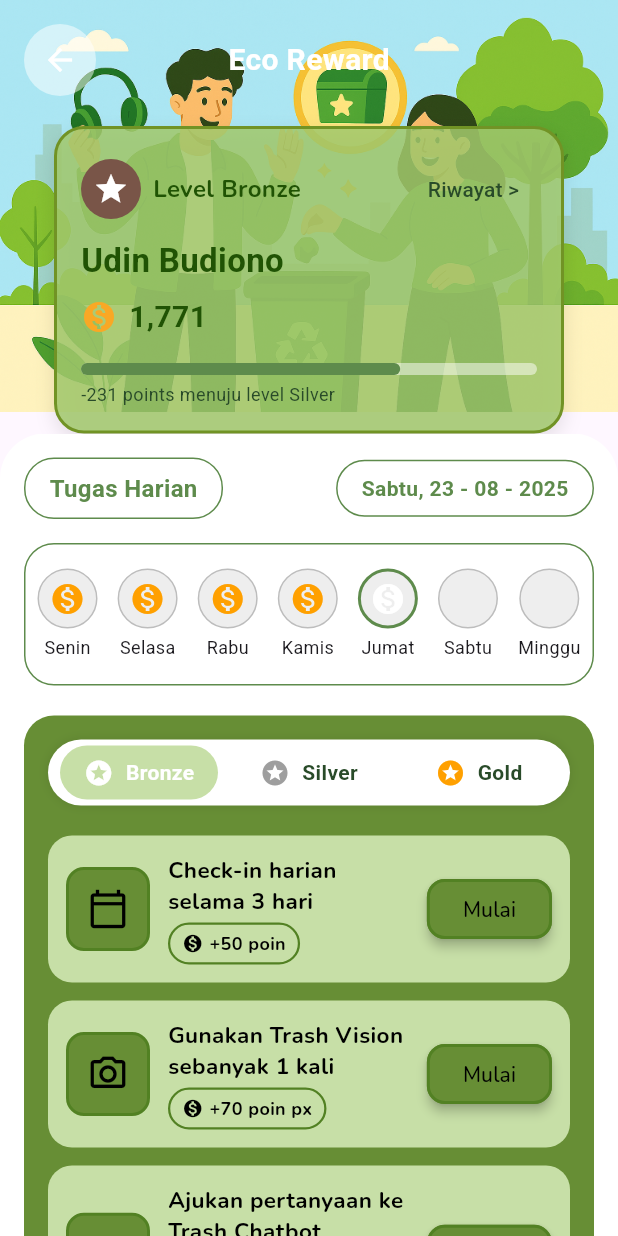
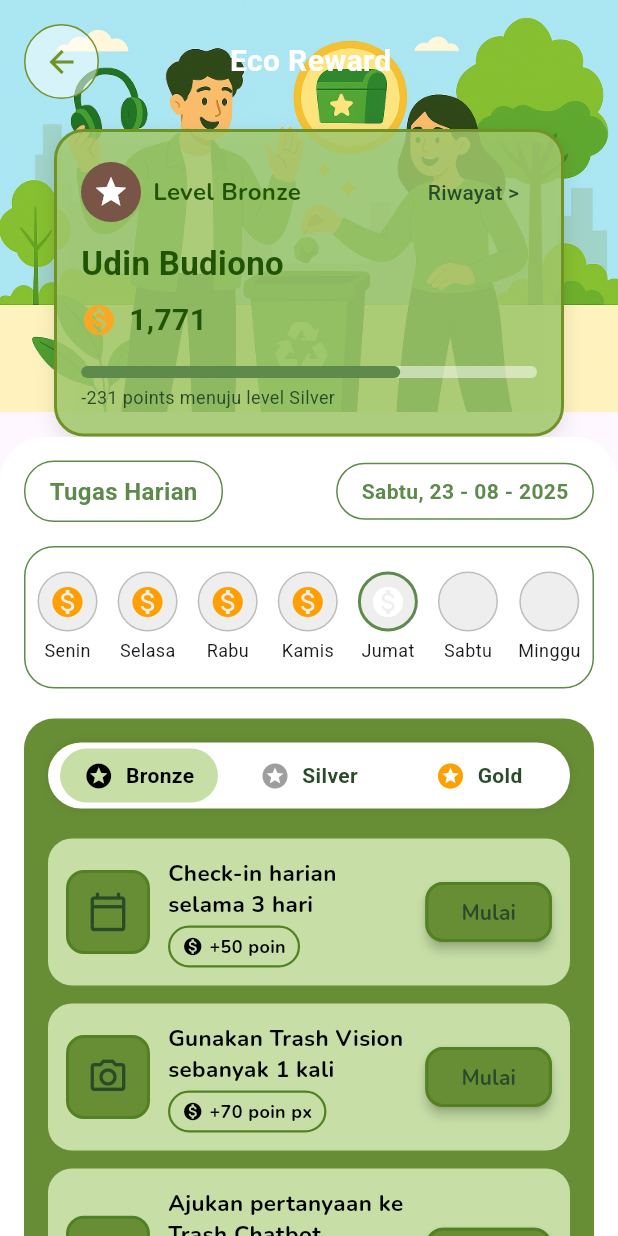
Before and after one commit to Monikahung/Trashvisor, a Flutter app: the EcoRewardPage screen opened directly, on a phone screen of 412 x 824 dp. Run offline on Flutter 3.47's test engine with Material 3 defaults, Android fonts, the phone set to English and light mode, and no system bars; our stand-ins replace camera, dio, flutter_dotenv, flutter_markdown, geolocator, google_maps_flutter and 3 more; missing offline and left inert: flutter_polyline_points; accounts and stored records are empty.

Commit message:
Update Color in Challenge

```diff
--- a/lib/pages/trashreward/trashreward_page_1.dart
+++ b/lib/pages/trashreward/trashreward_page_1.dart
@@ -72,9 +72,13 @@ class _EcoRewardPageState extends State<EcoRewardPage> {
           decoration: BoxDecoration(
             color: AppColors.rewardWhiteTransparent.withAlpha((255 * 0.5).round()),
             shape: BoxShape.circle,
+            border: Border.all(
+              color: AppColors.rewardCardBorder,
+              width: 1
+            )
           ),
           child: IconButton(
-            icon: const Icon(Icons.arrow_back, color: AppColors.white),
+            icon: const Icon(Icons.arrow_back, color: AppColors.rewardCardBorder),
             onPressed: () => Navigator.of(context).pop(),
           ),
         ),
@@ -402,14 +406,22 @@ class _EcoRewardPageState extends State<EcoRewardPage> {
                   children: [
                     Icon(
                       Icons.stars,
-                      color: isSelected ? AppColors.white : (level['iconColor'] as Color),
+                      color: isSelected && level['name'] == 'Bronze'
+                        ? AppColors.black
+                        : isSelected
+                            ? AppColors.white
+                            : (level['iconColor'] as Color),
                       size: 20,
                     ),
                     const SizedBox(width: 8),
                     Text(
                       level['name'] as String,
                       style: TextStyle(
-                        color: isSelected ? AppColors.white : AppColors.darkMossGreen,
+                        color: isSelected && level['name'] == 'Bronze'
+                        ? AppColors.black
+                        : isSelected
+                            ? AppColors.white
+                            : AppColors.darkMossGreen,
                         fontWeight: FontWeight.bold,
                       ),
                     ),
@@ -426,18 +438,19 @@ class _EcoRewardPageState extends State<EcoRewardPage> {
   // Daftar Misi untuk Level Bronze
   Widget _buildBronzeMissions() {
     return Column(
-      children: const [
+      children: [
         MissionCard(
           iconData: Icons.calendar_today_outlined,
           title: 'Check-in harian selama 3 hari',
           points: '+50 poin',
           cardColor: AppColors.lightSageGreen,
-          iconAndTextColor: AppColors.black,
+          iconAndTextColor: AppColors.darkMossGreen,
           buttonBgColor: AppColors.black,
           iconBgColor: AppColors.mossGreen,
           iconBorderColor: AppColors.fernGreen,
           pointsBorderColor: AppColors.fernGreen,
           pointsTextColor: AppColors.black,
+          titleColor: AppColors.black,
         ),
         SizedBox(height: 12),
         MissionCard(
@@ -445,12 +458,13 @@ class _EcoRewardPageState extends State<EcoRewardPage> {
           title: 'Gunakan Trash Vision sebanyak 1 kali',
           points: '+70 poin px',
           cardColor: AppColors.lightSageGreen,
-          iconAndTextColor: AppColors.black,
+          iconAndTextColor: AppColors.darkMossGreen,
           buttonBgColor: AppColors.black,
           iconBgColor: AppColors.mossGreen,
           iconBorderColor: AppColors.fernGreen,
           pointsBorderColor: AppColors.fernGreen,
           pointsTextColor: AppColors.black,
+          titleColor: AppColors.black,
         ),
         SizedBox(height: 12),
         MissionCard(
@@ -458,12 +472,13 @@ class _EcoRewardPageState extends State<EcoRewardPage> {
           title: 'Ajukan pertanyaan ke Trash Chatbot sebanyak 3 kali',
           points: '+60 poin',
           cardColor: AppColors.lightSageGreen,
-          iconAndTextColor: AppColors.black,
+          iconAndTextColor: AppColors.darkMossGreen,
           buttonBgColor: AppColors.black,
           iconBgColor: AppColors.mossGreen,
           iconBorderColor: AppColors.fernGreen,
           pointsBorderColor: AppColors.fernGreen,
           pointsTextColor: AppColors.black,
+          titleColor: AppColors.black,
         ),
         SizedBox(height: 12),
         MissionCard(
@@ -471,12 +486,13 @@ class _EcoRewardPageState extends State<EcoRewardPage> {
           title: 'Cek Trash Location sebanyak 3 kali',
           points: '+60 poin',
           cardColor: AppColors.lightSageGreen,
-          iconAndTextColor: AppColors.black,
+          iconAndTextColor: AppColors.darkMossGreen,
           buttonBgColor: AppColors.black,
           iconBgColor: AppColors.mossGreen,
           iconBorderColor: AppColors.fernGreen,
           pointsBorderColor: AppColors.fernGreen,
           pointsTextColor: AppColors.black,
+          titleColor: AppColors.black,
         ),
         SizedBox(height: 12),
         MissionCard(
@@ -484,12 +500,13 @@ class _EcoRewardPageState extends State<EcoRewardPage> {
           title: 'Gunakan Trash Capsule sebanyak 1 kali',
           points: '+60 poin',
           cardColor: AppColors.lightSageGreen,
-          iconAndTextColor: AppColors.black,
+          iconAndTextColor: AppColors.darkMossGreen,
           buttonBgColor: AppColors.black,
           iconBgColor: AppColors.mossGreen,
           iconBorderColor: AppColors.fernGreen,
           pointsBorderColor: AppColors.fernGreen,
           pointsTextColor: AppColors.black,
+          titleColor: AppColors.black,
         ),
         SizedBox(height: 12),
         MissionCard(
@@ -497,12 +514,13 @@ class _EcoRewardPageState extends State<EcoRewardPage> {
           title: 'Foto sampah organik',
           points: '+25 px',
           cardColor: AppColors.lightSageGreen,
-          iconAndTextColor: AppColors.black,
+          iconAndTextColor: AppColors.darkMossGreen,
           buttonBgColor: AppColors.black,
           iconBgColor: AppColors.mossGreen,
           iconBorderColor: AppColors.fernGreen,
           pointsBorderColor: AppColors.fernGreen,
           pointsTextColor: AppColors.black,
+          titleColor: AppColors.black,
         ),
       ],
     );
@@ -511,16 +529,18 @@ class _EcoRewardPageState extends State<EcoRewardPage> {
   // Daftar Misi untuk Level Silver
   Widget _buildSilverMissions() {
     return Column(
-      children: const [
+      children: [
         MissionCard(
           iconData: Icons.calendar_today_outlined,
           title: 'Check-in harian',
           points: '+50 poin',
           cardColor: AppColors.oliveGreen,
+          iconAndTextColor: AppColors.darkOliveGreen.withAlpha((255 * 0.75).round()),
           iconBgColor: AppColors.rewardCardBg,
-          iconBorderColor: AppColors.lightSageGreen,
+          iconBorderColor: AppColors.darkOliveGreen.withAlpha((255 * 0.75).round()),
           pointsBorderColor: AppColors.lightSageGreen,
-          pointsTextColor: AppColors.white,
+          pointsTextColor: AppColors.whiteSmoke,
+          titleColor: AppColors.whiteSmoke,
         ),
         SizedBox(height: 12),
         MissionCard(
@@ -528,10 +548,12 @@ class _EcoRewardPageState extends State<EcoRewardPage> {
           title: 'Gunakan Trash Vision sebanyak 3 kali',
           points: '+80 poin',
           cardColor: AppColors.oliveGreen,
+          iconAndTextColor: AppColors.darkOliveGreen.withAlpha((255 * 0.75).round()),
           iconBgColor: AppColors.rewardCardBg,
-          iconBorderColor: AppColors.lightSageGreen,
+          iconBorderColor: AppColors.darkOliveGreen.withAlpha((255 * 0.75).round()),
           pointsBorderColor: AppColors.lightSageGreen,
-          pointsTextColor: AppColors.white,
+          pointsTextColor: AppColors.whiteSmoke,
+          titleColor: AppColors.whiteSmoke,
         ),
         SizedBox(height: 12),
         MissionCard(
@@ -539,10 +561,12 @@ class _EcoRewardPageState extends State<EcoRewardPage> {
           title: 'Ajukan pertanyaan ke Trash Chatbot sebanyak 5 kali',
           points: '+70 poin',
           cardColor: AppColors.oliveGreen,
+          iconAndTextColor: AppColors.darkOliveGreen.withAlpha((255 * 0.75).round()),
           iconBgColor: AppColors.rewardCardBg,
-          iconBorderColor: AppColors.lightSageGreen,
+          iconBorderColor: AppColors.darkOliveGreen.withAlpha((255 * 0.75).round()),
           pointsBorderColor: AppColors.lightSageGreen,
-          pointsTextColor: AppColors.white,
+          pointsTextColor: AppColors.whiteSmoke,
+          titleColor: AppColors.whiteSmoke,
         ),
         SizedBox(height: 12),
         MissionCard(
@@ -550,10 +574,12 @@ class _EcoRewardPageState extends State<EcoRewardPage> {
           title: 'Cek Trash Location sebanyak 5 kali',
           points: '+70 poin',
           cardColor: AppColors.oliveGreen,
+          iconAndTextColor: AppColors.darkOliveGreen.withAlpha((255 * 0.75).round()),
           iconBgColor: AppColors.rewardCardBg,
-          iconBorderColor: AppColors.lightSageGreen,
+          iconBorderColor: AppColors.darkOliveGreen.withAlpha((255 * 0.75).round()),
           pointsBorderColor: AppColors.lightSageGreen,
-          pointsTextColor: AppColors.white,
+          pointsTextColor: AppColors.whiteSmoke,
+          titleColor: AppColors.whiteSmoke,
         ),
         SizedBox(height: 12),
         MissionCard(
@@ -561,10 +587,12 @@ class _EcoRewardPageState extends State<EcoRewardPage> {
           title: 'Gunakan Trash Capsule sebanyak 2 kali',
           points: '+70 point',
           cardColor: AppColors.oliveGreen,
+          iconAndTextColor: AppColors.darkOliveGreen.withAlpha((255 * 0.75).round()),
           iconBgColor: AppColors.rewardCardBg,
-          iconBorderColor: AppColors.lightSageGreen,
+          iconBorderColor: AppColors.darkOliveGreen.withAlpha((255 * 0.75).round()),
           pointsBorderColor: AppColors.lightSageGreen,
-          pointsTextColor: AppColors.white,
+          pointsTextColor: AppColors.whiteSmoke,
+          titleColor: AppColors.whiteSmoke,
         ),
         SizedBox(height: 12),
         MissionCard(
@@ -572,10 +600,12 @@ class _EcoRewardPageState extends State<EcoRewardPage> {
           title: 'Deteksi sampah organik dengan Trash Vision',
           points: '+60 poin',
           cardColor: AppColors.oliveGreen,
+          iconAndTextColor: AppColors.darkOliveGreen.withAlpha((255 * 0.75).round()),
           iconBgColor: AppColors.rewardCardBg,
-          iconBorderColor: AppColors.lightSageGreen,
+          iconBorderColor: AppColors.darkOliveGreen.withAlpha((255 * 0.75).round()),
           pointsBorderColor: AppColors.lightSageGreen,
-          pointsTextColor: AppColors.white,
+          pointsTextColor: AppColors.whiteSmoke,
+          titleColor: AppColors.whiteSmoke,
         ),
       ],
     );
@@ -584,16 +614,18 @@ class _EcoRewardPageState extends State<EcoRewardPage> {
   // Daftar Misi untuk Level Gold
   Widget _buildGoldMissions() {
     return Column(
-      children: const [
+      children: [
         MissionCard(
           iconData: Icons.calendar_today_outlined,
           title: 'Check-in harian',
           points: '+50 poin',
           cardColor: AppColors.mossGreen,
+          iconAndTextColor: AppColors.rewardCardIkonBorder,
           iconBgColor: AppColors.lightSageGreen,
           iconBorderColor: AppColors.rewardCardIkonBorder,
           pointsBorderColor: AppColors.lightSageGreen,
-          pointsTextColor: AppColors.white,
+          pointsTextColor: AppColors.whiteSmoke,
+          titleColor: AppColors.whiteSmoke,
         ),
         SizedBox(height: 12),
         MissionCard(
@@ -601,10 +633,12 @@ class _EcoRewardPageState extends State<EcoRewardPage> {
           title: 'Gunakan Trash Vision sebanyak 5 kali',
           points: '+80 poin',
           cardColor: AppColors.mossGreen,
+          iconAndTextColor: AppColors.rewardCardIkonBorder,
           iconBgColor: AppColors.lightSageGreen,
           iconBorderColor: AppColors.rewardCardIkonBorder,
           pointsBorderColor: AppColors.lightSageGreen,
-          pointsTextColor: AppColors.white,
+          pointsTextColor: AppColors.whiteSmoke,
+          titleColor: AppColors.whiteSmoke,
         ),
         SizedBox(height: 12),
         MissionCard(
@@ -612,10 +646,12 @@ class _EcoRewardPageState extends State<EcoRewardPage> {
           title: 'Ajukan pertanyaan ke Trash Chatbot sebanyak 7 kali',
           points: '+70 poin',
           cardColor: AppColors.mossGreen,
+          iconAndTextColor: AppColors.rewardCardIkonBorder,
           iconBgColor: AppColors.lightSageGreen,
           iconBorderColor: AppColors.rewardCardIkonBorder,
           pointsBorderColor: AppColors.lightSageGreen,
-          pointsTextColor: AppColors.white,
+          pointsTextColor: AppColors.whiteSmoke,
+          titleColor: AppColors.whiteSmoke,
         ),
         SizedBox(height: 12),
         MissionCard(
@@ -623,10 +659,12 @@ class _EcoRewardPageState extends State<EcoRewardPage> {
           title: 'Cek Trash Location sebanyak 7 kali',
           points: '+70 point',
           cardColor: AppColors.mossGreen,
+          iconAndTextColor: AppColors.rewardCardIkonBorder,
           iconBgColor: AppColors.lightSageGreen,
           iconBorderColor: AppColors.rewardCardIkonBorder,
           pointsBorderColor: AppColors.lightSageGreen,
-          pointsTextColor: AppColors.white,
+          pointsTextColor: AppColors.whiteSmoke,
+          titleColor: AppColors.whiteSmoke,
         ),
         SizedBox(height: 12),
         MissionCard(
@@ -634,10 +672,12 @@ class _EcoRewardPageState extends State<EcoRewardPage> {
           title: 'Gunakan Trash Capsule sebanyak kali',
           points: '+70 poin',
           cardColor: AppColors.mossGreen,
+          iconAndTextColor: AppColors.rewardCardIkonBorder,
           iconBgColor: AppColors.lightSageGreen,
           iconBorderColor: AppColors.rewardCardIkonBorder,
           pointsBorderColor: AppColors.lightSageGreen,
-          pointsTextColor: AppColors.white,
+          pointsTextColor: AppColors.whiteSmoke,
+          titleColor: AppColors.whiteSmoke,
         ),
         SizedBox(height: 12),
         MissionCard(
@@ -645,10 +685,12 @@ class _EcoRewardPageState extends State<EcoRewardPage> {
           title: 'Rekam membuang sampah daun pada tempatnya',
           points: '+60 poin',
           cardColor: AppColors.mossGreen,
+          iconAndTextColor: AppColors.rewardCardIkonBorder,
           iconBgColor: AppColors.lightSageGreen,
           iconBorderColor: AppColors.rewardCardIkonBorder,
           pointsBorderColor: AppColors.lightSageGreen,
-          pointsTextColor: AppColors.white,
+          pointsTextColor: AppColors.whiteSmoke,
+          titleColor: AppColors.whiteSmoke,
         ),
       ],
     );
--- a/lib/pages/trashreward/widgets/mission_card.dart
+++ b/lib/pages/trashreward/widgets/mission_card.dart
@@ -12,6 +12,7 @@ class MissionCard extends StatelessWidget {
   final Color iconBorderColor;
   final Color pointsBorderColor;
   final Color pointsTextColor;
+  final Color titleColor;
 
   const MissionCard({
     super.key,
@@ -25,6 +26,7 @@ class MissionCard extends StatelessWidget {
     required this.iconBorderColor,
     required this.pointsBorderColor,
     required this.pointsTextColor,
+    required this.titleColor,
   });
 
   @override
@@ -42,10 +44,7 @@ class MissionCard extends StatelessWidget {
             decoration: BoxDecoration(
               color: iconBgColor,
               borderRadius: BorderRadius.circular(12),
-              border: Border.all(
-                color: iconBorderColor,
-                width: 2,
-              ),
+              border: Border.all(color: iconBorderColor, width: 2),
             ),
             child: Icon(iconData, color: iconAndTextColor, size: 28),
           ),
@@ -57,22 +56,22 @@ class MissionCard extends StatelessWidget {
                 Text(
                   title,
                   style: TextStyle(
-                      color: iconAndTextColor,
+                    color: titleColor,
                     fontWeight: FontWeight.bold,
                     fontSize: 15,
                     fontFamily: 'Nunito',
-                    )
+                  ),
                 ),
                 const SizedBox(height: 4),
                 Container(
-                  padding: const EdgeInsets.symmetric(horizontal: 8, vertical: 4),
+                  padding: const EdgeInsets.symmetric(
+                    horizontal: 8,
+                    vertical: 4,
+                  ),
                   decoration: BoxDecoration(
                     color: Colors.transparent,
                     borderRadius: BorderRadius.circular(20),
-                    border: Border.all(
-                      color: pointsBorderColor,
-                      width: 1.5,
-                    ),
+                    border: Border.all(color: pointsBorderColor, width: 1.5),
                   ),
                   child: Row(
                     mainAxisSize: MainAxisSize.min,
@@ -90,7 +89,7 @@ class MissionCard extends StatelessWidget {
                           fontSize: 12,
                           fontWeight: FontWeight.bold,
                           fontFamily: 'Nunito',
-                          )
+                        ),
                       ),
                     ],
                   ),
@@ -107,15 +106,16 @@ class MissionCard extends StatelessWidget {
               shape: RoundedRectangleBorder(
                 borderRadius: BorderRadius.circular(12),
               ),
-              side: BorderSide(
-                color: iconBorderColor,
-                width: 2,
-              ),
+              side: BorderSide(color: iconBorderColor, width: 2),
               elevation: 3,
             ),
             child: const Text(
               'Mulai',
-              style: TextStyle(fontFamily: 'Nunito'),
+              style: TextStyle(
+                fontFamily: 'Nunito',
+                fontSize: 14,
+                fontWeight: FontWeight.w700,
+              ),
             ),
           ),
         ],
```
Lines whose indentation alone changed are shown as unchanged.
